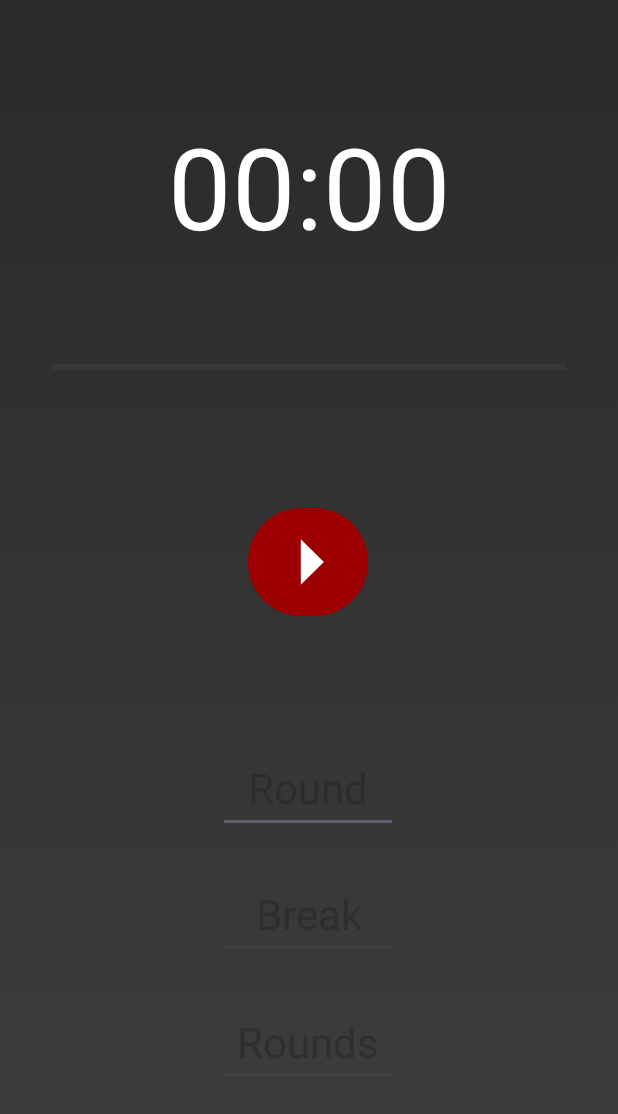
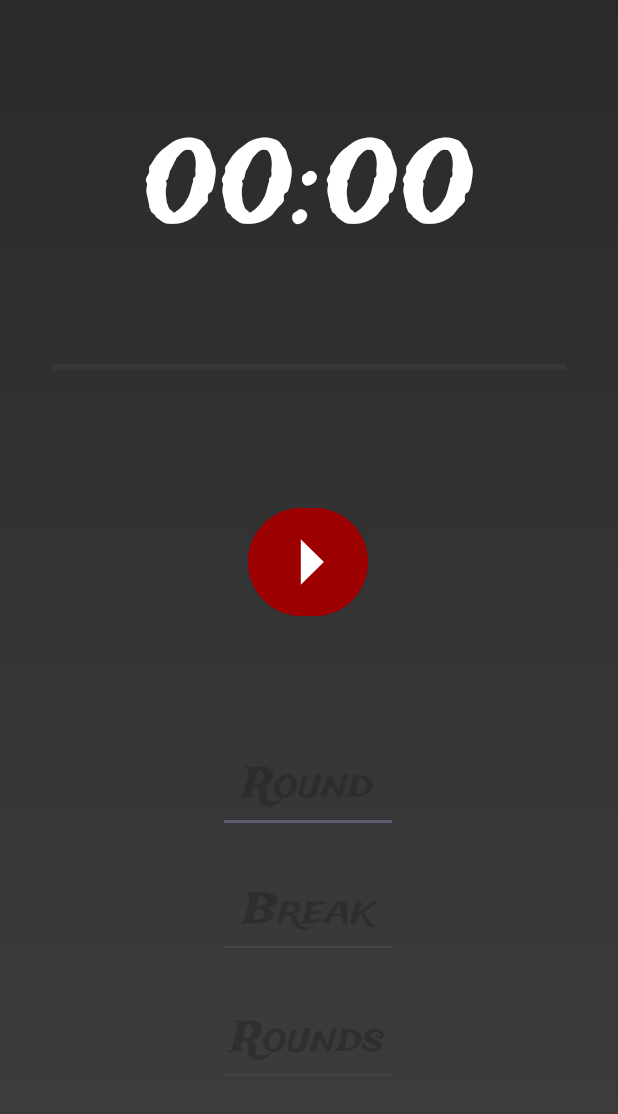
Before and after one commit to Filiprian/boxing-timer, an Android app: the screen it shows after launch (MainActivity), on a phone screen of 412 x 824 dp. Shown: the top 1114 px of the screen. Run offline under Robolectric (Android 15) with nearby library versions, the phone set to English and light mode, and no system bars.

Commit message:
New design
Audio, UI bar color, font

```diff
--- a/app/src/main/java/com/example/boxingtimer/MainActivity.kt
+++ b/app/src/main/java/com/example/boxingtimer/MainActivity.kt
@@ -8,6 +8,7 @@ import android.widget.Button
 import android.widget.EditText
 import android.widget.ProgressBar
 import android.widget.TextView
+import androidx.core.content.ContextCompat
 import androidx.appcompat.app.AppCompatActivity
 import java.util.concurrent.TimeUnit
 
@@ -42,6 +43,8 @@ class MainActivity : AppCompatActivity() {
     override fun onCreate(savedInstanceState: Bundle?) {
         super.onCreate(savedInstanceState)
         setContentView(R.layout.activity_main)
+
+        window.statusBarColor = ContextCompat.getColor(this, R.color.red)
 
         // Initialize views
         progressCircle = findViewById(R.id.progressBar)
@@ -204,7 +207,7 @@ class MainActivity : AppCompatActivity() {
     }
 
     private fun playSound() {
-        val mediaPlayer = MediaPlayer.create(this, R.raw.boxing_bell)
+        val mediaPlayer = MediaPlayer.create(this, R.raw.boxingbell)
         mediaPlayer.start()
     }
 }
--- a/app/src/main/res/layout/activity_main.xml
+++ b/app/src/main/res/layout/activity_main.xml
@@ -13,6 +13,7 @@
         android:id="@+id/ttRoundText"
         android:layout_width="91dp"
         android:layout_height="38dp"
+        android:fontFamily="@font/tradewinds"
         android:text="Round:"
         android:textAlignment="center"
         android:textColor="#FFFFFF"
@@ -29,6 +30,7 @@
         android:id="@+id/ttBreakText"
         android:layout_width="103dp"
         android:layout_height="40dp"
+        android:fontFamily="@font/tradewinds"
         android:text="Break:"
         android:textAlignment="center"
         android:textColor="#FFFFFF"
@@ -43,27 +45,29 @@
 
     <TextView
         android:id="@+id/ttRounds"
-        android:layout_width="104dp"
-        android:layout_height="67dp"
+        android:layout_width="60dp"
+        android:layout_height="60dp"
+        android:fontFamily="@font/tradewinds"
         android:text=""
         android:textAlignment="center"
         android:textColor="#FFFFFF"
-        android:textSize="42sp"
+        android:textSize="30sp"
         app:layout_constraintBottom_toBottomOf="parent"
         app:layout_constraintEnd_toEndOf="parent"
-        app:layout_constraintHorizontal_bias="0.938"
+        app:layout_constraintHorizontal_bias="0.871"
         app:layout_constraintStart_toStartOf="parent"
         app:layout_constraintTop_toTopOf="parent"
-        app:layout_constraintVertical_bias="0.929" />
+        app:layout_constraintVertical_bias="0.923" />
 
     <TextView
         android:id="@+id/ttRound"
-        android:layout_width="90dp"
-        android:layout_height="66dp"
+        android:layout_width="60dp"
+        android:layout_height="60dp"
+        android:fontFamily="@font/tradewinds"
         android:text=""
         android:textAlignment="center"
         android:textColor="#FFFFFF"
-        android:textSize="42sp"
+        android:textSize="30sp"
         app:layout_constraintBottom_toBottomOf="parent"
         app:layout_constraintEnd_toEndOf="parent"
         app:layout_constraintHorizontal_bias="0.133"
@@ -73,12 +77,13 @@
 
     <TextView
         android:id="@+id/ttBreak"
-        android:layout_width="106dp"
-        android:layout_height="66dp"
+        android:layout_width="60dp"
+        android:layout_height="60dp"
+        android:fontFamily="@font/tradewinds"
         android:text=""
         android:textAlignment="center"
         android:textColor="#FFFFFF"
-        android:textSize="42sp"
+        android:textSize="30sp"
         app:layout_constraintBottom_toBottomOf="parent"
         app:layout_constraintEnd_toEndOf="parent"
         app:layout_constraintHorizontal_bias="0.521"
@@ -90,6 +95,7 @@
         android:id="@+id/ttRoundsText"
         android:layout_width="106dp"
         android:layout_height="40dp"
+        android:fontFamily="@font/tradewinds"
         android:text="Rounds:"
         android:textAlignment="center"
         android:textColor="#FFFFFF"
@@ -106,6 +112,7 @@
         android:id="@+id/ttCountdown"
         android:layout_width="wrap_content"
         android:layout_height="wrap_content"
+        android:fontFamily="@font/tradewinds"
         android:text="00:00"
         android:textColor="#FFFFFF"
         android:textSize="75sp"
@@ -150,6 +157,7 @@
         android:layout_width="120dp"
         android:layout_height="60dp"
         android:ems="10"
+        android:fontFamily="@font/tradewinds"
         android:hint="Round"
         android:inputType="number"
         android:textAlignment="center"
@@ -168,6 +176,7 @@
         android:layout_width="120dp"
         android:layout_height="60dp"
         android:ems="10"
+        android:fontFamily="@font/tradewinds"
         android:hint="Break"
         android:inputType="number"
         android:textAlignment="center"
@@ -186,6 +195,7 @@
         android:layout_width="120dp"
         android:layout_height="60dp"
         android:ems="10"
+        android:fontFamily="@font/tradewinds"
         android:hint="Rounds"
         android:inputType="number"
         android:textAlignment="center"
@@ -215,24 +225,27 @@
 
     <TextView
         android:id="@+id/ttCurrentRound"
-        android:layout_width="153dp"
-        android:layout_height="40dp"
+        android:layout_width="156dp"
+        android:layout_height="66dp"
+        android:fontFamily="@font/tradewinds"
         android:textAlignment="center"
         android:textColor="#FFFFFF"
-        android:textSize="28sp"
+        android:textSize="48sp"
         app:layout_constraintBottom_toBottomOf="parent"
         app:layout_constraintEnd_toEndOf="parent"
+        app:layout_constraintHorizontal_bias="0.498"
         app:layout_constraintStart_toStartOf="parent"
         app:layout_constraintTop_toTopOf="parent"
-        app:layout_constraintVertical_bias="0.465" />
+        app:layout_constraintVertical_bias="0.481" />
 
     <TextView
         android:id="@+id/ttFight"
-        android:layout_width="219dp"
-        android:layout_height="76dp"
+        android:layout_width="229dp"
+        android:layout_height="90dp"
+        android:fontFamily="@font/tradewinds"
         android:textAlignment="center"
         android:textColor="#FFFFFF"
-        android:textSize="36sp"
+        android:textSize="64sp"
         app:layout_constraintBottom_toBottomOf="parent"
         app:layout_constraintEnd_toEndOf="parent"
         app:layout_constraintStart_toStartOf="parent"
@@ -243,6 +256,7 @@
         android:id="@+id/ttGetReady"
         android:layout_width="283dp"
         android:layout_height="353dp"
+        android:fontFamily="@font/tradewinds"
         android:text=""
         android:textAlignment="center"
         android:textColor="#FFFFFF"
--- a/app/src/main/res/values/colors.xml
+++ b/app/src/main/res/values/colors.xml
@@ -2,4 +2,6 @@
 <resources>
     <color name="black">#FF000000</color>
     <color name="white">#FFFFFFFF</color>
+    <color name="red">#9D0000</color>
+
 </resources>
```
Also changed, not shown: app/src/main/res/font/tradewinds.ttf (added), 1 other file.
